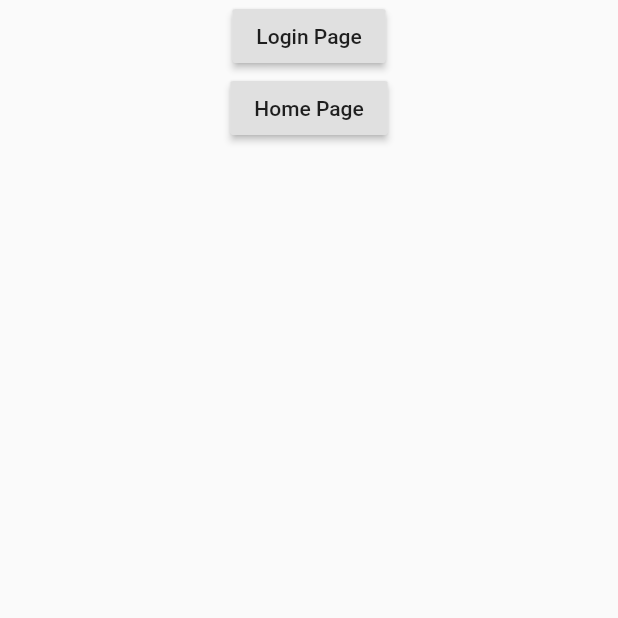
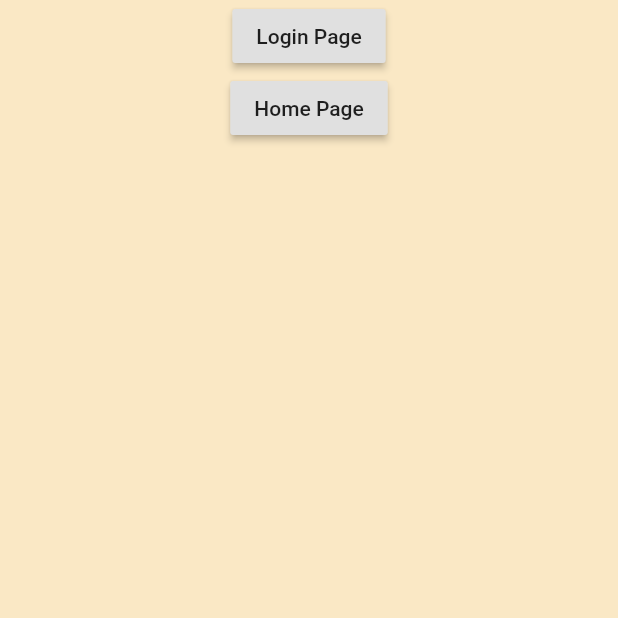
Before and after one commit to J-HowHuang/IMDb-mobile-app, a Flutter app: the screen it shows after launch, on a phone screen of 412 x 824 dp, the top half of it. Run offline on Flutter 3.47's test engine with Material 2 defaults, Android fonts, the phone set to English and light mode, and no system bars.

Commit message:
set up theme colors

```diff
--- a/app/lib/main.dart
+++ b/app/lib/main.dart
@@ -10,7 +10,10 @@ class MyApp extends StatelessWidget {
     return MaterialApp(
       title: 'IMDb 2020台大資管營',
       theme: ThemeData(
-        primarySwatch: Colors.blue,
+        primaryColor: Color(0xfffae8c5),
+        primaryColorDark: Color(0xffd7bb8c),
+        accentColor: Color(0xff203c51),
+        backgroundColor: Color(0xfffafafa),
       ),
       home: TempIndexPage(),
       routes: route,
@@ -22,6 +25,7 @@ class TempIndexPage extends StatelessWidget {
   @override
   Widget build(BuildContext context) {
     return Scaffold(
+      backgroundColor: Theme.of(context).primaryColor,
       body: Center(
         child: Column(
           children: <Widget>[
```
